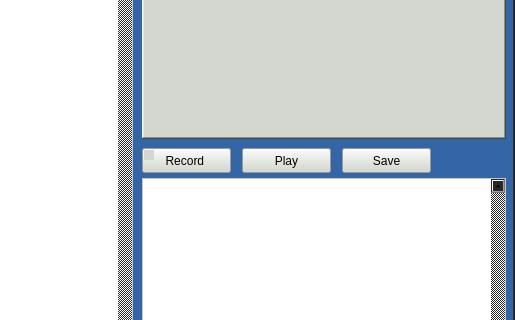
This is two_way_serial1/mainwindow.ui in skazik/QT as Qt 5 draws it before an edit; both pictures show x 718 to 1233 and y 82 to 402 of the 1233 by 625 pixel window. The edited form follows.
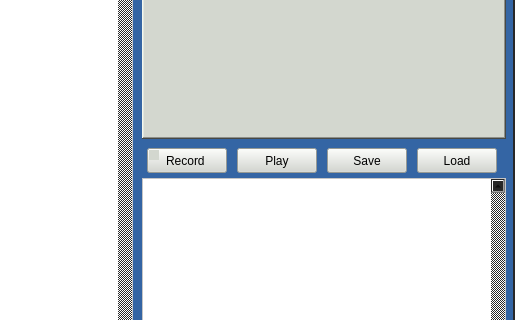
This is the edited form. Icons and pictures are not drawn. Custom widgets are drawn as their Qt base class.

Commit message: added Load ability to load outsidescript for execution; WIP: to do playback from the loaded file

```diff
--- a/two_way_serial1/mainwindow.ui
+++ b/two_way_serial1/mainwindow.ui
@@ -508,9 +508,9 @@
    <widget class="QPushButton" name="startRecord">
     <property name="geometry">
      <rect>
-      <x>860</x>
+      <x>865</x>
       <y>230</y>
-      <width>89</width>
+      <width>80</width>
       <height>25</height>
      </rect>
     </property>
@@ -524,7 +524,7 @@
    <widget class="QLedIndicator" name="recordIndicator" native="true">
     <property name="geometry">
      <rect>
-      <x>862</x>
+      <x>867</x>
       <y>232</y>
       <width>10</width>
       <height>10</height>
@@ -540,9 +540,9 @@
     </property>
     <property name="geometry">
      <rect>
-      <x>960</x>
+      <x>955</x>
       <y>230</y>
-      <width>89</width>
+      <width>80</width>
       <height>25</height>
      </rect>
     </property>
@@ -578,9 +578,9 @@
     </property>
     <property name="geometry">
      <rect>
-      <x>1060</x>
+      <x>1045</x>
       <y>230</y>
-      <width>89</width>
+      <width>80</width>
       <height>25</height>
      </rect>
     </property>
@@ -645,6 +645,25 @@
       <normaloff>.</normaloff>.</iconset>
     </property>
    </widget>
+   <widget class="QPushButton" name="loadButton">
+    <property name="enabled">
+     <bool>true</bool>
+    </property>
+    <property name="geometry">
+     <rect>
+      <x>1135</x>
+      <y>230</y>
+      <width>80</width>
+      <height>25</height>
+     </rect>
+    </property>
+    <property name="styleSheet">
+     <string notr="true">background-color: rgb(211, 215, 207);</string>
+    </property>
+    <property name="text">
+     <string>Load</string>
+    </property>
+   </widget>
    <zorder>webcamView</zorder>
    <zorder>color_holder_2</zorder>
    <zorder>frame</zorder>
@@ -666,6 +685,7 @@
    <zorder>pushButton_up</zorder>
    <zorder>flipButton</zorder>
    <zorder>recordIndicator</zorder>
+   <zorder>loadButton</zorder>
   </widget>
   <widget class="QMenuBar" name="menubar">
    <property name="geometry">
```
The commit also changes 3 other files.
